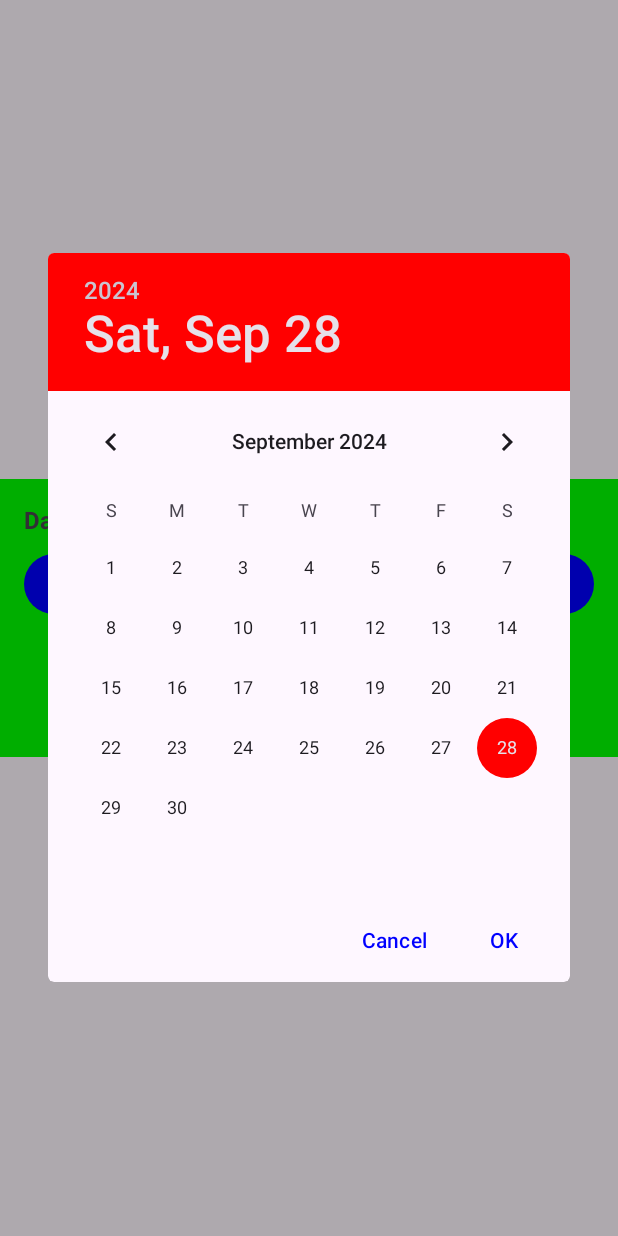
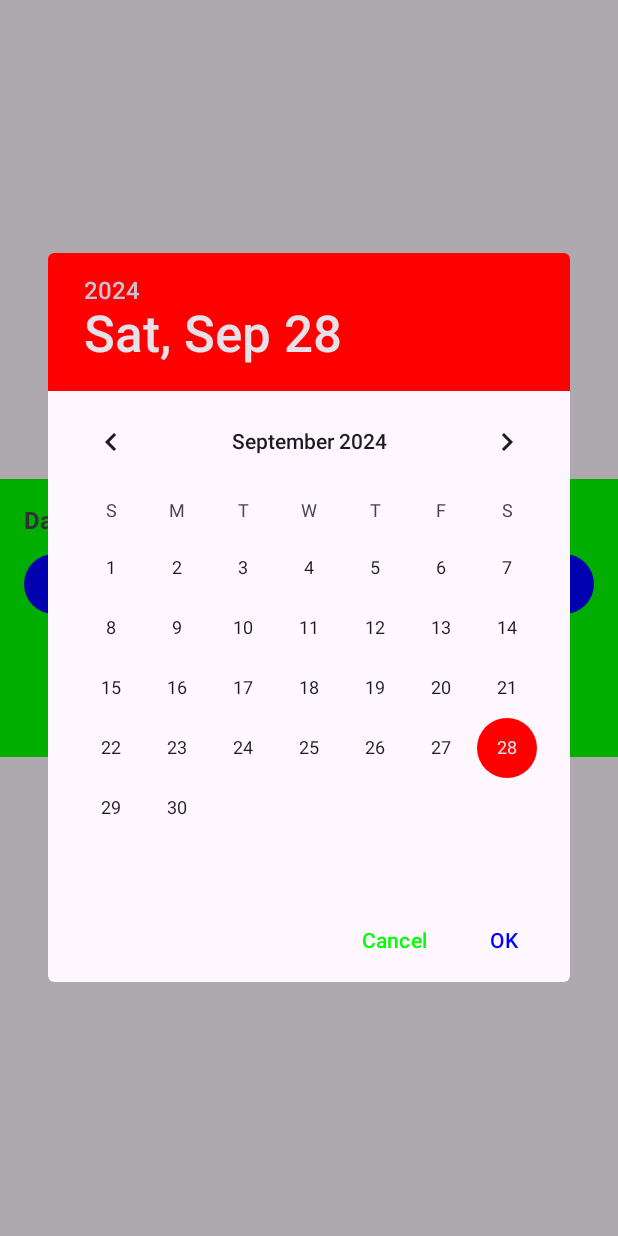
Before and after one commit to wanlok/wanlok-dummy-android, an Android app: the screen it shows after launch (MainActivity), after a tap on "Button", on a phone screen of 412 x 824 dp. Run offline under Robolectric (Android 15) with nearby library versions, the phone set to English and light mode, and no system bars.

Commit message:
set date picker dialog colours programmatically

```diff
--- a/app/src/main/java/com/example/wanlok_dummy_android/MainActivity.java
+++ b/app/src/main/java/com/example/wanlok_dummy_android/MainActivity.java
@@ -1,6 +1,8 @@
 package com.example.wanlok_dummy_android;
 
+import android.app.AlertDialog;
 import android.app.DatePickerDialog;
+import android.graphics.Color;
 import android.os.Bundle;
 import android.view.View;
 import android.widget.Button;
@@ -34,12 +36,15 @@ public class MainActivity extends AppCompatActivity {
         btnDatePicker.setOnClickListener(new View.OnClickListener() {
             @Override
             public void onClick(View view) {
-                new DatePickerDialog(MainActivity.this, new DatePickerDialog.OnDateSetListener() {
+                DatePickerDialog datePickerDialog = new DatePickerDialog(MainActivity.this, new DatePickerDialog.OnDateSetListener() {
                     @Override
                     public void onDateSet(DatePicker datePicker, int year, int month, int day) {
                         tvSelectedDate.setText(year + "/" + String.format("%02d", month + 1) + "/" + day);
                     }
-                }, year, month, day).show();
+                }, year, month, day);
+                datePickerDialog.show();
+                datePickerDialog.getButton(AlertDialog.BUTTON_POSITIVE).setTextColor(Color.BLUE);
+                datePickerDialog.getButton(AlertDialog.BUTTON_NEGATIVE).setTextColor(Color.GREEN);
             }
         });
     }
```
